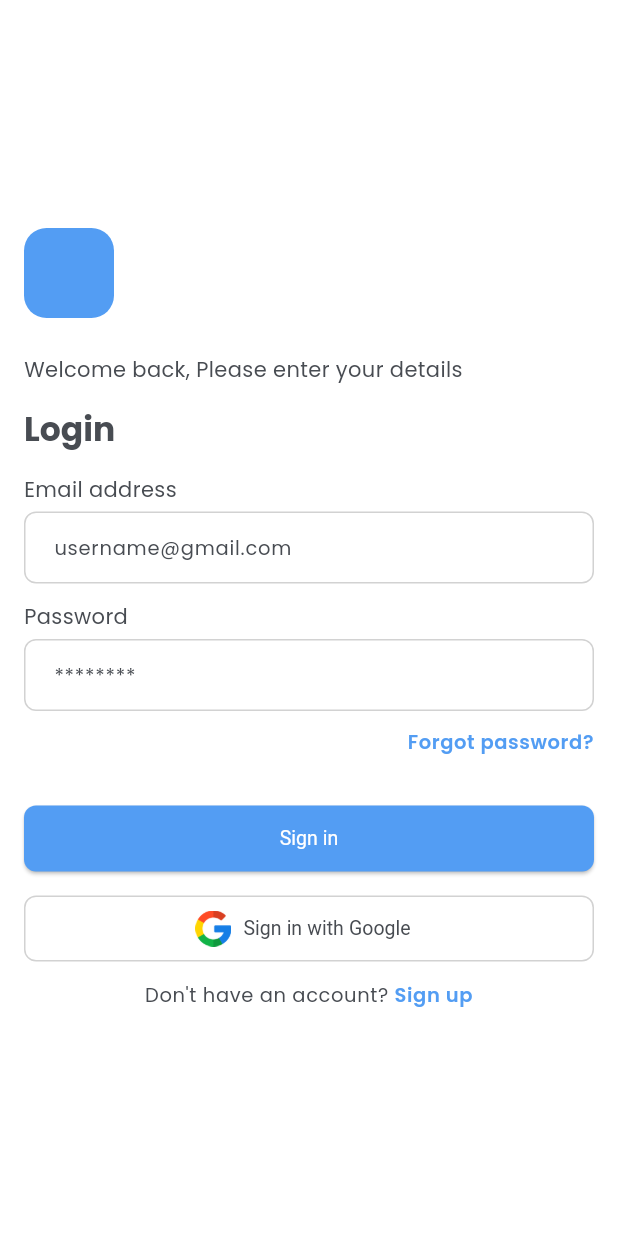
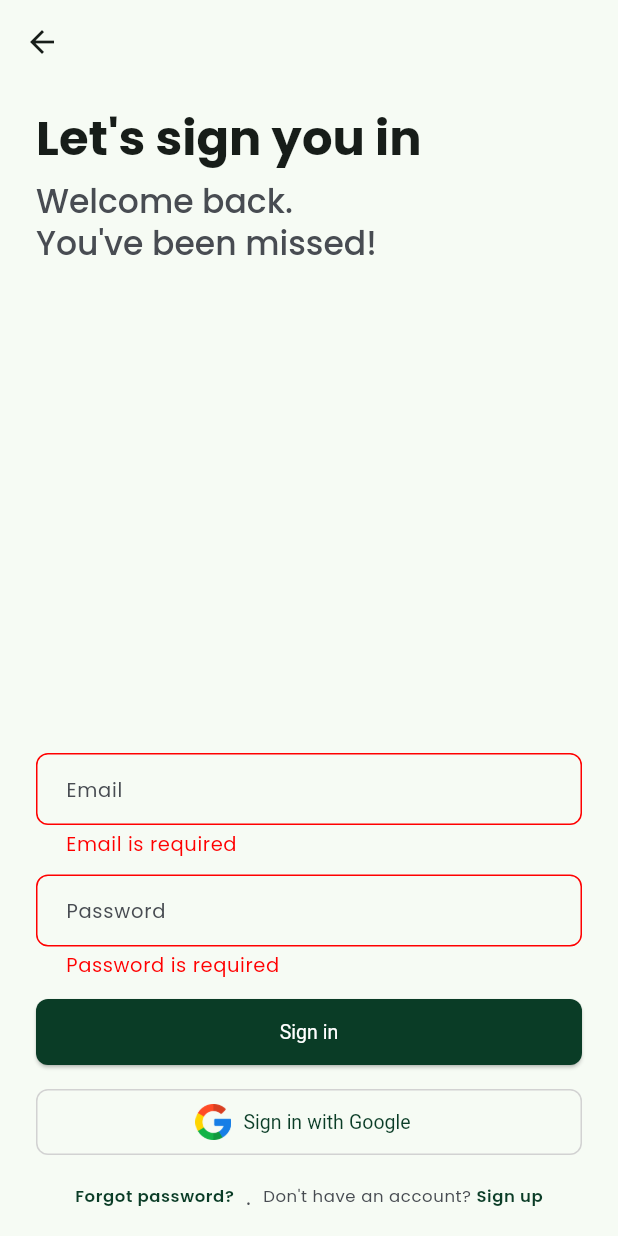
Before and after one commit to Wyntap-Inc/easevents_app, a Flutter app: the LoginScreen screen opened directly, after a tap on "Sign in", on a phone screen of 412 x 824 dp. Run offline on Flutter 3.47's test engine with Material 3 defaults, Android fonts, the phone set to English and light mode, and no system bars; our stand-ins replace google_fonts.

Commit message:
enhance login screen ui

```diff
--- a/lib/constants/app_theme.dart
+++ b/lib/constants/app_theme.dart
@@ -4,7 +4,7 @@ import 'package:google_fonts/google_fonts.dart';
 class AppThemes {
   static ThemeData get lightTheme => ThemeData(
         useMaterial3: true,
-        scaffoldBackgroundColor: AppColors.primaryWhite,
+        // scaffoldBackgroundColor: AppColors.primaryColor,
         colorScheme: ColorScheme.fromSeed(seedColor: AppColors.primaryColor)
             .copyWith(primary: AppColors.primaryColor),
         primaryColorLight: AppColors.primaryColor,
@@ -106,10 +106,10 @@ class AppThemes {
         outlinedButtonTheme: OutlinedButtonThemeData(
           style: OutlinedButton.styleFrom(
             minimumSize: const Size(double.infinity, 44),
-            foregroundColor: AppColors.textPrimary,
+            foregroundColor: AppColors.primaryColor,
             textStyle: const TextStyle(fontSize: 13),
             shape: RoundedRectangleBorder(
-              side: BorderSide(color: AppColors.enabledBorderSideColor),
+              side: BorderSide(color: AppColors.primaryWhite),
               borderRadius: const BorderRadius.all(
                 Radius.circular(8),
               ),
--- a/lib/constants/styles.dart
+++ b/lib/constants/styles.dart
@@ -1,7 +1,7 @@
 import 'package:flutter/material.dart';
 
 class AppColors {
-  static Color primaryColor = const Color(0xFF539DF3);
+  static Color primaryColor = const Color(0xFF0A3C26);
   static Color primaryWhite = const Color(0xFFFFFFFF);
   static Color backgroundSecondary = const Color(0xFFF8F9FB);
   // general text color
--- a/lib/exports.dart
+++ b/lib/exports.dart
@@ -6,4 +6,5 @@ export './constants/styles.dart';
 export './constants/app_theme.dart';
 export './screens/register_screen.dart';
 export './screens/login_screen.dart';
+export './screens/welcome_screen.dart';
 export './widgets/divider_widget.dart';
--- a/lib/main.dart
+++ b/lib/main.dart
@@ -16,7 +16,7 @@ class MyApp extends StatelessWidget {
       debugShowCheckedModeBanner: false,
       title: 'Flutter Demo',
       theme: AppThemes.lightTheme,
-      home: const RegisterScreen(),
+      home: const WelcomeScreen(),
     );
   }
 }
--- a/lib/screens/login_screen.dart
+++ b/lib/screens/login_screen.dart
@@ -1,73 +1,68 @@
-import 'package:flutter/material.dart';
-
 import '../exports.dart';
 
 class LoginScreen extends StatelessWidget {
-  const LoginScreen({super.key});
+  LoginScreen({super.key});
+
+  final _formKey = GlobalKey<FormState>();
+  final TextEditingController _emailController = TextEditingController();
+  final TextEditingController _passwordController = TextEditingController();
 
   @override
   Widget build(BuildContext context) {
     return Scaffold(
-      body: Center(
-        child: SafeArea(
-          child: SingleChildScrollView(
+      appBar: AppBar(),
+      body: SafeArea(
+        child: Center(
           child: Padding(
-              padding: const EdgeInsets.symmetric(horizontal: 16),
+            padding: const EdgeInsets.symmetric(horizontal: 24, vertical: 16),
+            child: Form(
+              key: _formKey,
               child: Column(
                 crossAxisAlignment: CrossAxisAlignment.stretch,
+                mainAxisSize: MainAxisSize.min,
                 children: <Widget>[
-                  Align(
-                    alignment: Alignment.topLeft,
-                    child: Container(
-                      width: 60,
-                      height: 60,
-                      decoration: BoxDecoration(
-                        color: Theme.of(context).colorScheme.primary,
-                        borderRadius: BorderRadius.circular(15),
-                      ),
-                    ),
-                  ),
-                  const SizedBox(height: 24),
-                  const Text('Welcome back, Please enter your details'),
-                  const SizedBox(height: 16),
-                  Text('Login',
+                  Text(
+                    'Let\'s sign you in',
                     style: Theme.of(context)
                         .textTheme
-                          .titleLarge!
-                          .copyWith(fontWeight: FontWeight.bold)),
-                  const SizedBox(height: 16),
-                  Text('Email address',
-                      style: Theme.of(context).textTheme.bodyMedium!),
-                  const SizedBox(height: 5),
+                        .headlineLarge!
+                        .copyWith(fontWeight: FontWeight.bold),
+                  ),
+                  const SizedBox(height: 8),
+                  Text('Welcome back.\nYou\'ve been missed!',
+                      style: Theme.of(context).textTheme.titleLarge),
+                  const Spacer(),
                   TextFormField(
-                    decoration:
-                        const InputDecoration(hintText: 'username@gmail.com'),
+                    controller: _emailController,
+                    decoration: const InputDecoration(hintText: 'Email'),
+                    validator: (value) {
+                      if (value == null || value.isEmpty) {
+                        return 'Email is required';
+                      }
+                      return null;
+                    },
                   ),
                   const SizedBox(height: 12),
-                  Text('Password',
-                      style: Theme.of(context).textTheme.bodyMedium!),
-                  const SizedBox(height: 5),
                   TextFormField(
+                    controller: _passwordController,
                     obscureText: true,
-                    decoration: const InputDecoration(
-                      hintText: '********',
-                    ),
+                    decoration: const InputDecoration(hintText: 'Password'),
+                    validator: (value) {
+                      if (value == null || value.isEmpty) {
+                        return 'Password is required';
+                      }
+                      return null;
+                    },
                   ),
                   const SizedBox(height: 12),
-                  RichText(
-                    textAlign: TextAlign.end,
-                    text: TextSpan(
-                      text: 'Forgot password?',
-                      style: Theme.of(context).textTheme.bodySmall!.copyWith(
-                            color: AppColors.primaryColor,
-                            fontWeight: FontWeight.w600,
-                          ),
-                      recognizer: TapGestureRecognizer()..onTap = () {},
-                    ),
-                  ),
-                  const SizedBox(height: 32),
                   ElevatedButton(
-                    onPressed: () {},
+                    onPressed: () {
+                      if (_formKey.currentState!.validate()) {
+                        print(
+                          'form is validated you may continue onto the next screen',
+                        );
+                      }
+                    },
                     child: const Text('Sign in'),
                   ),
                   const SizedBox(height: 12),
@@ -83,33 +78,65 @@ class LoginScreen extends StatelessWidget {
                       side: BorderSide(color: AppColors.enabledBorderSideColor),
                     ),
                   ),
-                  const SizedBox(height: 12),
+                  const SizedBox(height: 16),
+                  Row(
+                    mainAxisAlignment: MainAxisAlignment.center,
+                    children: [
+                      RichText(
+                        textAlign: TextAlign.end,
+                        text: TextSpan(
+                          text: 'Forgot password?',
+                          style:
+                              Theme.of(context).textTheme.bodySmall!.copyWith(
+                                    color: AppColors.primaryColor,
+                                    fontWeight: FontWeight.w600,
+                                    fontSize: 11,
+                                  ),
+                          recognizer: TapGestureRecognizer()..onTap = () {},
+                        ),
+                      ),
+                      const Padding(
+                        padding: EdgeInsets.symmetric(horizontal: 8),
+                        child: Text('.'),
+                      ),
                       RichText(
                         textAlign: TextAlign.center,
                         text: TextSpan(
                           children: [
                             TextSpan(
                               text: 'Don\'t have an account? ',
-                          style:
-                              Theme.of(context).textTheme.bodySmall!.copyWith(
+                              style: Theme.of(context)
+                                  .textTheme
+                                  .bodySmall!
+                                  .copyWith(
                                     color: AppColors.textPrimary,
+                                    fontSize: 11,
                                   ),
                             ),
                             TextSpan(
                               text: 'Sign up',
-                          style:
-                              Theme.of(context).textTheme.bodySmall!.copyWith(
+                              style: Theme.of(context)
+                                  .textTheme
+                                  .bodySmall!
+                                  .copyWith(
                                     color: AppColors.primaryColor,
                                     fontWeight: FontWeight.w600,
+                                    fontSize: 11,
                                   ),
                               recognizer: TapGestureRecognizer()
                                 ..onTap = () {
-                              Navigator.of(context).pop();
+                                  Navigator.of(context).push(
+                                    MaterialPageRoute(
+                                      builder: (context) => RegisterScreen(),
+                                    ),
+                                  );
                                 },
                             ),
                           ],
                         ),
-                  )
+                      ),
+                    ],
+                  ),
                 ],
               ),
             ),
```
Also changed, not shown: lib/screens/register_screen.dart (+66 -36 lines), lib/screens/welcome_screen.dart (added, +84 -0 lines), lib/widgets/app_outlinedButton.dart (added, +20 -0 lines), lib/widgets/custom_clip_path.dart (added, +25 -0 lines). Lines whose indentation alone changed are shown as unchanged.
